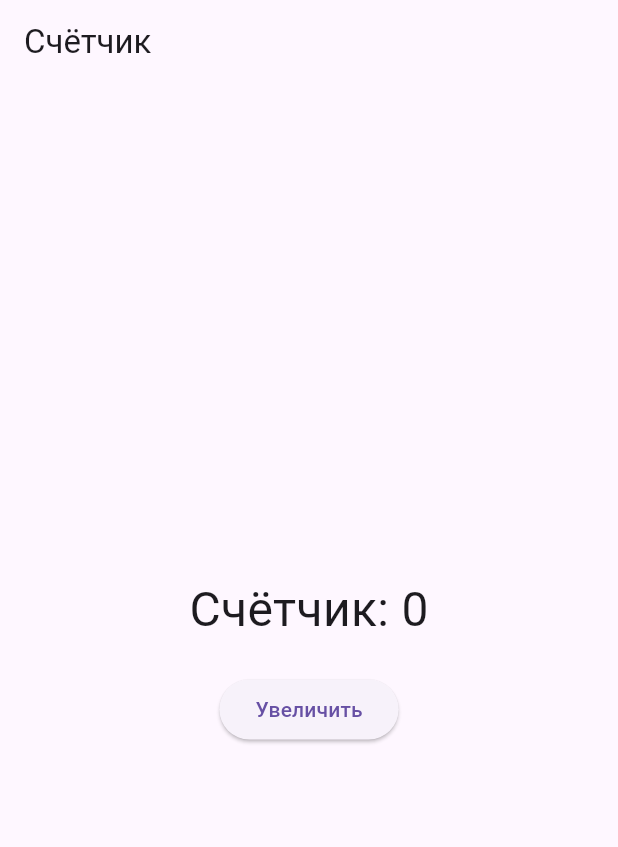
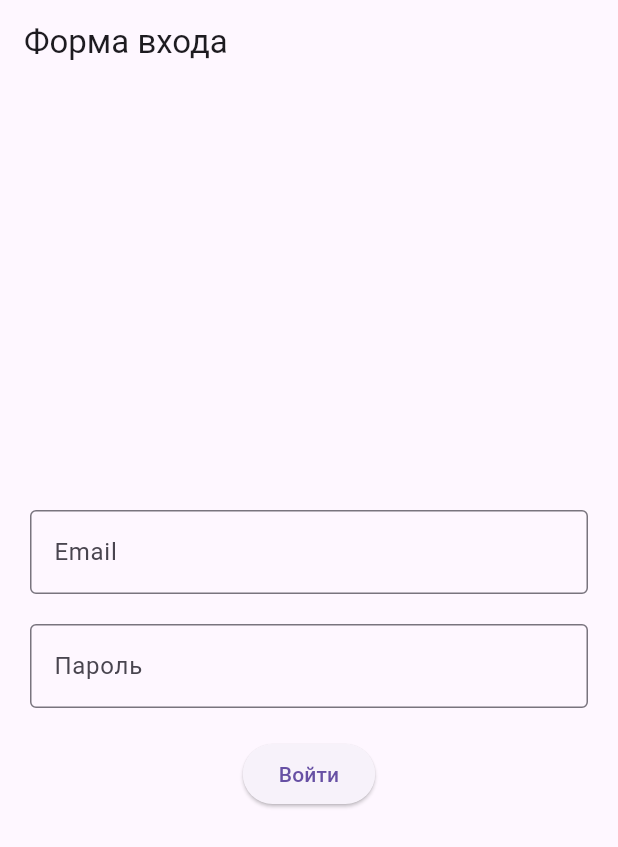
Before and after one commit to szhumabekkyzy/FlutterProject, a Flutter app: the screen it shows after launch, on a phone screen of 412 x 824 dp. Shown: the top 847 px of the screen. Run offline on Flutter 3.47's test engine with Material 3 defaults, Android fonts, the phone set to English and light mode, and no system bars.

Commit message:
homework_12

```diff
--- a/lib/main.dart
+++ b/lib/main.dart
@@ -9,41 +9,94 @@ class MyApp extends StatelessWidget {
 
   @override
   Widget build(BuildContext context) {
-    return MaterialApp(home: CounterPage());
+    return MaterialApp(home: LoginPage());
   }
 }
 
-class CounterPage extends StatefulWidget {
-  const CounterPage({super.key});
+class LoginPage extends StatefulWidget {
+  const LoginPage({super.key});
 
   @override
-  State<CounterPage> createState() => _CounterPageState();
+  State<LoginPage> createState() => _LoginPageState();
 }
 
-class _CounterPageState extends State<CounterPage> {
-  int counter = 0;
+class _LoginPageState extends State<LoginPage> {
+  final formKey = GlobalKey<FormState>();
+  final emailController = TextEditingController();
+  final passwordController = TextEditingController();
+
+  @override
+  void dispose() {
+    emailController.dispose();
+    passwordController.dispose();
+    super.dispose();
+  }
 
   @override
   Widget build(BuildContext context) {
     return Scaffold(
-      appBar: AppBar(title: Text("Счётчик")),
-      body: Center(
+      appBar: AppBar(title: Text("Форма входа")),
+      body: Padding(
+        padding: const EdgeInsets.all(20.0),
+        child: Form(
+          key: formKey,
           child: Column(
             mainAxisAlignment: MainAxisAlignment.center,
             children: [
-            Text('Счётчик: $counter', style: TextStyle(fontSize: 32)),
+              TextFormField(
+                controller: emailController,
+                decoration: InputDecoration(
+                  labelText: "Email",
+                  border: OutlineInputBorder(),
+                ),
+                validator: (value) {
+                  if (value == null || value.isEmpty) {
+                    return "Введите email";
+                  }
+                  if (!value.contains("@")) {
+                    return "Email должен содержать @";
+                  }
+                  return null;
+                },
+              ),
+
+              SizedBox(height: 20),
+
+              TextFormField(
+                controller: passwordController,
+                obscureText: true,
+                decoration: InputDecoration(
+                  labelText: "Пароль",
+                  border: OutlineInputBorder(),
+                ),
+                validator: (value) {
+                  if (value == null || value.isEmpty) {
+                    return "Введите пароль";
+                  }
+                  if (value.length < 6) {
+                    return "Минимум 6 символов";
+                  }
+                  return null;
+                },
+              ),
 
               SizedBox(height: 20),
 
               ElevatedButton(
                 onPressed: () {
-                setState(() {
-                  counter++;
-                });
+                  if (formKey.currentState!.validate()) {
+                    ScaffoldMessenger.of(
+                      context,
+                    ).showSnackBar(SnackBar(content: Text("Успешный вход!")));
+
+                    emailController.clear();
+                    passwordController.clear();
+                  }
                 },
-              child: Text("Увеличить"),
+                child: Text("Войти"),
               ),
             ],
+          ),
         ),
       ),
     );
```
Lines whose indentation alone changed are shown as unchanged.
